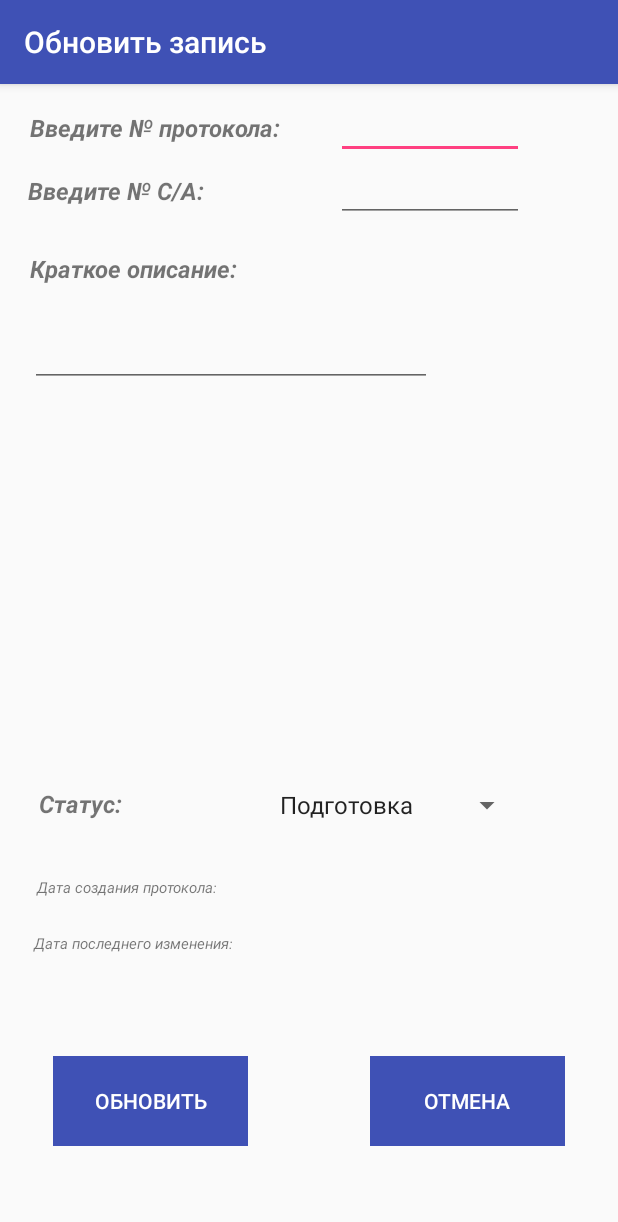
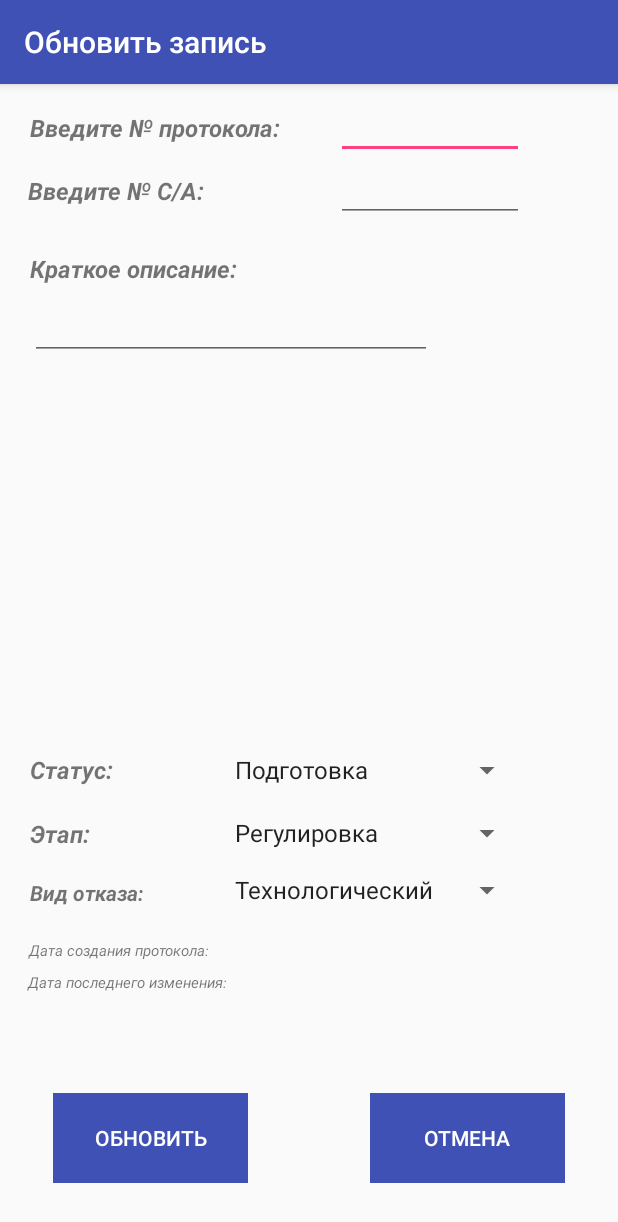
Before and after one commit to steeshock/OnadHelper, an Android app: the UpdateRecordActivity screen opened directly, with no data from a screen before it, on a phone screen of 412 x 824 dp. Shown: the top 1222 px of the screen. Run offline under Robolectric (Android 15) with nearby library versions, the light colour scheme and no system bars; our stand-ins replace Room's generated code; 9 statements that could not run were skipped.

Commit message:
Issue #6, оптимизация БД, добавление новых полей.

```diff
--- a/app/build.gradle
+++ b/app/build.gradle
@@ -15,6 +15,10 @@ android {
             minifyEnabled false
             proguardFiles getDefaultProguardFile('proguard-android.txt'), 'proguard-rules.pro'
         }
+    }
+
+    dataBinding {
+        enabled = true
     }
 
 }
--- a/app/src/main/java/ru/steeshock/protocols/data/model/RecordAdapter.java
+++ b/app/src/main/java/ru/steeshock/protocols/data/model/RecordAdapter.java
@@ -115,7 +115,7 @@ public class RecordAdapter extends RecyclerView.Adapter<RecordHolder>{
         if (UserSettings.HIDE_RECORDS_FLAG){
             for (Record rec:
                     mRecords) {
-                if(rec.getStatusStr().equals("Готов")||rec.getStatusStr().equals("Отмена")){
+                if(rec.getStatusNum() == 3||rec.getStatusNum() == 4){
                     mHideRecords.remove(rec);
                 }
             }
--- /dev/null
+++ b/app/src/main/java/ru/steeshock/protocols/data/model/RecordHelper.java
@@ -0,0 +1,6 @@
+package ru.steeshock.protocols.data.model;
+
+public class RecordHelper {
+
+    // перенести логику поддержки класса Record
+}
--- a/app/src/main/java/ru/steeshock/protocols/ui/Records/ExtraNewRecordActivity.java
+++ b/app/src/main/java/ru/steeshock/protocols/ui/Records/ExtraNewRecordActivity.java
@@ -103,7 +103,7 @@ public class ExtraNewRecordActivity extends AppCompatActivity {
         btnAdd.setOnClickListener(new View.OnClickListener() {
             @Override
             public void onClick(View view) {
-                Record record = new Record(mProtocolNumber.getText().toString(), mActNumber.getText().toString(), mDescription.getText().toString(), mStatus.getSelectedItem().toString(),  mStatus.getSelectedItemId(), mFirstDateLong, mLastDateLong, mAuthor.getSelectedItem().toString());
+                Record record = new Record(mProtocolNumber.getText().toString(), mActNumber.getText().toString(), mDescription.getText().toString(),  mStatus.getSelectedItemId(), mFirstDateLong, mLastDateLong, mAuthor.getSelectedItem().toString());
                 recordDao.insertRecord(record);
                 Intent startMainActivity = new Intent(ExtraNewRecordActivity.this, MainActivity.class);
                 startActivity (startMainActivity);
--- a/app/src/main/java/ru/steeshock/protocols/ui/Records/NewRecordActivity.java
+++ b/app/src/main/java/ru/steeshock/protocols/ui/Records/NewRecordActivity.java
@@ -53,7 +53,7 @@ public class NewRecordActivity extends AppCompatActivity {
         btnAdd.setOnClickListener(new View.OnClickListener() {
             @Override
             public void onClick(View view) {
-                Record record = new Record(mProtocolNumber.getText().toString(), mActNumber.getText().toString(), mDescription.getText().toString(), mStatus.getSelectedItem().toString(),  mStatus.getSelectedItemId(), System.currentTimeMillis(), UserSettings.USER_TOKEN);
+                Record record = new Record(mProtocolNumber.getText().toString(), mActNumber.getText().toString(), mDescription.getText().toString(), mStatus.getSelectedItemId(), System.currentTimeMillis(), UserSettings.USER_TOKEN);
                 recordDao.insertRecord(record);
                 Intent startMainActivity = new Intent(NewRecordActivity.this, MainActivity.class);
                 startActivity (startMainActivity);
--- a/app/src/main/java/ru/steeshock/protocols/ui/Records/UpdateRecordActivity.java
+++ b/app/src/main/java/ru/steeshock/protocols/ui/Records/UpdateRecordActivity.java
@@ -1,6 +1,5 @@
 package ru.steeshock.protocols.ui.Records;
 
-import android.content.Intent;
 import android.os.Bundle;
 import android.support.annotation.Nullable;
 import android.support.v7.app.AppCompatActivity;
@@ -15,7 +14,6 @@ import ru.steeshock.protocols.data.database.RecordDao;
 import ru.steeshock.protocols.data.model.Record;
 import ru.steeshock.protocols.data.model.RecordAdapter;
 import ru.steeshock.protocols.utils.DateUtils;
-import ru.steeshock.protocols.utils.UserSettings;
 
 
 public class UpdateRecordActivity extends AppCompatActivity {
@@ -24,7 +22,7 @@ public class UpdateRecordActivity extends AppCompatActivity {
     private TextView mActNumber;
     private TextView mDescription;
     private TextView mUsername;
-    private Spinner mStatus;
+    private Spinner mStatus, mStage, mFailureType;
     private Button btnUpd, btnCancel;
     private TextView mFirstDate, mLastDate;
 
@@ -48,7 +46,9 @@ public class UpdateRecordActivity extends AppCompatActivity {
         mProtocolNumber = findViewById(R.id.etProtocolNumber);
         mActNumber = findViewById(R.id.etActNumber);
         mDescription = findViewById(R.id.etDescription);
-        mStatus = findViewById(R.id.spinner);
+        mStatus = findViewById(R.id.spinnerStatus);
+        mStage = findViewById(R.id.spinnerStage);
+        mFailureType = findViewById(R.id.spinnerFailureType);
         mUsername = findViewById(R.id.tvUsername);
         btnUpd = findViewById(R.id.btn_add);
         btnCancel = findViewById(R.id.btn_cancel);
@@ -59,6 +59,8 @@ public class UpdateRecordActivity extends AppCompatActivity {
         mActNumber.setText(mRecord.getActNumber());
         mDescription.setText(mRecord.getDescription());
         mStatus.setSelection((int)mRecord.getStatusNum());
+        mStage.setSelection((int)mRecord.getStage());
+        mFailureType.setSelection((int)mRecord.getFailureType());
         mFirstDate.setText(DateUtils.format(mRecord.getFirstDate()));
         mLastDate.setText(DateUtils.format(mRecord.getLastDate()));
 
@@ -67,10 +69,10 @@ public class UpdateRecordActivity extends AppCompatActivity {
         btnUpd.setOnClickListener(new View.OnClickListener() {
             @Override
             public void onClick(View view) {
-                Record record = new Record(id, mProtocolNumber.getText().toString(), mActNumber.getText().toString(), mDescription.getText().toString(), mStatus.getSelectedItem().toString(),  mStatus.getSelectedItemId(), mRecord.getFirstDate(), System.currentTimeMillis(), UserSettings.USER_TOKEN);
+                Record record = new Record(id, mProtocolNumber.getText().toString(), mActNumber.getText().toString(), mDescription.getText().toString(),  mStatus.getSelectedItemId(), mStage.getSelectedItemId(), mFailureType.getSelectedItemId(), mRecord.getFirstDate(), mRecord.getLastDate(), mRecord.getUserToken());
                 mRecordDao.insertRecord(record);
-                Intent startMainActivity = new Intent(UpdateRecordActivity.this, MainActivity.class);
-                startActivity (startMainActivity);
+                //Intent startMainActivity = new Intent(UpdateRecordActivity.this, MainActivity.class);
+                //startActivity (startMainActivity);
                 finish();
             }
         });
@@ -78,8 +80,8 @@ public class UpdateRecordActivity extends AppCompatActivity {
         btnCancel.setOnClickListener(new View.OnClickListener() {
             @Override
             public void onClick(View view) {
-                Intent startMainActivity = new Intent(UpdateRecordActivity.this, MainActivity.class);
-                startActivity (startMainActivity);
+                //Intent startMainActivity = new Intent(UpdateRecordActivity.this, MainActivity.class);
+                //startActivity (startMainActivity);
                 finish();
             }
         });
--- a/app/src/main/res/layout/new_record_activity.xml
+++ b/app/src/main/res/layout/new_record_activity.xml
@@ -93,7 +93,7 @@
         android:layout_height="60dp"
         android:layout_alignParentBottom="true"
         android:layout_alignParentStart="true"
-        android:layout_marginBottom="60dp"
+        android:layout_marginBottom="35dp"
         android:layout_marginStart="35dp"
         android:background="@color/colorPrimary"
         android:text="@string/str_add"
--- a/app/src/main/res/layout/update_record_activity.xml
+++ b/app/src/main/res/layout/update_record_activity.xml
@@ -63,43 +63,91 @@
     <EditText
         android:id="@+id/etDescription"
         android:layout_width="268dp"
-        android:layout_height="68dp"
+        android:layout_height="50dp"
         android:layout_alignStart="@+id/tvProtocolNumber"
         android:layout_below="@+id/tvDescription"
         android:textSize="14sp" />
 
     <TextView
         android:id="@+id/tvStatus"
-        android:textAlignment="center"
         android:layout_width="70dp"
         android:layout_height="wrap_content"
         android:layout_alignStart="@+id/tvProtocolNumber"
         android:layout_alignParentBottom="true"
-        android:layout_marginStart="-1dp"
-        android:layout_marginBottom="277dp"
+        android:layout_marginStart="0dp"
+        android:layout_marginBottom="300dp"
         android:text="@string/str_status"
+        android:textAlignment="textStart"
         android:textSize="16sp"
         android:textStyle="italic|bold" />
 
     <Spinner
-        android:id="@+id/spinner"
-        android:layout_width="170dp"
+        android:id="@+id/spinnerStatus"
+        android:layout_width="200dp"
         android:layout_height="wrap_content"
         android:layout_alignTop="@+id/tvStatus"
-        android:layout_marginStart="42dp"
+        android:layout_alignBottom="@+id/tvStatus"
+        android:layout_marginStart="12dp"
         android:layout_marginTop="0dp"
         android:layout_toEndOf="@+id/tvActNumber"
         android:entries="@array/status_array" />
+
+    <TextView
+        android:id="@+id/tvStage"
+        android:layout_width="70dp"
+        android:layout_height="wrap_content"
+        android:layout_alignStart="@+id/tvProtocolNumber"
+        android:layout_alignParentBottom="true"
+        android:layout_marginBottom="257dp"
+        android:text="@string/str_stage"
+        android:textAlignment="textStart"
+        android:textSize="16sp"
+        android:textStyle="italic|bold" />
+
+    <Spinner
+        android:id="@+id/spinnerStage"
+        android:layout_width="200dp"
+        android:layout_height="wrap_content"
+        android:layout_alignTop="@+id/tvStatus"
+        android:layout_alignBottom="@+id/tvStage"
+        android:layout_marginStart="12dp"
+        android:layout_marginTop="42dp"
+        android:layout_toEndOf="@+id/tvActNumber"
+        android:entries="@array/stages_array" />
+
+    <TextView
+        android:id="@+id/tvFailureType"
+        android:layout_width="80dp"
+        android:layout_height="wrap_content"
+        android:layout_alignStart="@+id/tvProtocolNumber"
+        android:layout_alignParentBottom="true"
+        android:layout_marginStart="0dp"
+        android:layout_marginBottom="219dp"
+        android:text="@string/str_failure_type"
+        android:textAlignment="textStart"
+        android:textSize="14sp"
+        android:textStyle="italic|bold" />
+
+    <Spinner
+        android:id="@+id/spinnerFailureType"
+        android:layout_width="200dp"
+        android:layout_height="wrap_content"
+        android:layout_alignTop="@+id/tvStatus"
+        android:layout_alignBottom="@+id/tvFailureType"
+        android:layout_marginStart="12dp"
+        android:layout_marginTop="79dp"
+        android:layout_toEndOf="@+id/tvActNumber"
+        android:entries="@array/failure_type_array" />
 
     <Button
         android:id="@+id/btn_add"
         style="@style/Widget.AppCompat.Button.Borderless"
         android:layout_width="130dp"
         android:layout_height="60dp"
+        android:layout_alignParentStart="true"
         android:layout_alignParentBottom="true"
-        android:layout_alignParentStart="true"
-        android:layout_marginBottom="60dp"
         android:layout_marginStart="35dp"
+        android:layout_marginBottom="35dp"
         android:background="@color/colorPrimary"
         android:text="@string/str_upd"
         android:textColor="@android:color/white" />
@@ -118,26 +166,27 @@
 
     <TextView
         android:id="@+id/lblFirstDate"
-        android:textAlignment="center"
         android:layout_width="130dp"
         android:layout_height="wrap_content"
         android:layout_alignStart="@+id/tvUsername"
         android:layout_alignParentBottom="true"
-        android:layout_marginBottom="225dp"
+        android:layout_marginStart="-5dp"
+        android:layout_marginBottom="183dp"
         android:text="@string/first_date"
-        android:textStyle="italic"
-        android:textSize="10sp"/>
+        android:textAlignment="center"
+        android:textSize="10sp"
+        android:textStyle="italic" />
 
     <TextView
         android:id="@+id/lblLastDate"
-        android:textAlignment="center"
         android:layout_width="140dp"
         android:layout_height="wrap_content"
         android:layout_alignStart="@+id/tvUsername"
         android:layout_alignParentBottom="true"
-        android:layout_marginStart="-1dp"
-        android:layout_marginBottom="188dp"
+        android:layout_marginStart="-5dp"
+        android:layout_marginBottom="162dp"
         android:text="@string/last_date"
+        android:textAlignment="center"
         android:textSize="10sp"
         android:textStyle="italic" />
 
@@ -145,9 +194,10 @@
         android:id="@+id/tvUsername"
         android:layout_width="match_parent"
         android:layout_height="wrap_content"
-        android:layout_alignTop="@+id/btn_add"
+        android:layout_alignTop="@+id/tvFirstDate"
         android:layout_marginStart="20dp"
-        android:layout_marginTop="-49dp"
+        android:layout_marginTop="50dp"
+        android:textAlignment="textStart"
         android:textSize="12sp"
         android:textStyle="italic|bold" />
 
--- a/app/src/main/res/values/strings.xml
+++ b/app/src/main/res/values/strings.xml
@@ -43,6 +43,9 @@
     <string name="nav_stats">Статистика</string>
     <string name="nav_exit">Выход</string>
     <string name="nav_main">Главная</string>
+    <string name="stats_title">Статистика</string>
+    <string name="str_stage">Этап: </string>
+    <string name="str_failure_type">Вид отказа:</string>
 
     <string-array name="status_array">
         <item>Подготовка</item>
@@ -50,6 +53,34 @@
         <item>Заказчик</item>
         <item>Готов</item>
         <item>Отмена</item>
+    </string-array>
+
+    <string-array name="stages_array">
+        <item>Регулировка</item>
+        <item>Испытания</item>
+        <item>ШМР</item>
+        <item>Эксплуатация</item>
+        <item>Сервисное обслуживание</item>
+        <item>Сборка</item>
+        <item>Вх. контроль</item>
+        <item>Прогон</item>
+        <item>Техтряска</item>
+    </string-array>
+
+    <string-array name="failure_type_array">
+        <item>Технологический</item>
+        <item>Конструктивный</item>
+        <item>Эксплуатационный</item>
+        <item>ПКИ</item>
+        <item>Производственный</item>
+        <item>Неподтвердившийся</item>
+        <item>Технологический, Конструктивный</item>
+        <item>Технологический, Производственный</item>
+        <item>Производственный, Производственный</item>
+        <item>Технологический, Конструктивный, Производственный</item>
+        <item>ПКИ, Конструктивный</item>
+        <item>ПКИ, Производственный</item>
+        <item>ПКИ, Эксплуатационный</item>
     </string-array>
 
     <string-array name="author_array">
```
Also changed, not shown: app/src/main/AndroidManifest.xml (+12 -3 lines), app/src/main/java/ru/steeshock/protocols/data/database/DBHelper.java (+2 -5 lines), app/src/main/java/ru/steeshock/protocols/data/model/Record.java (+35 -17 lines), app/src/main/java/ru/steeshock/protocols/data/model/RecordHolder.java (+6 -10 lines), app/src/main/java/ru/steeshock/protocols/ui/Charts/PieChartActivity.java (added, +124 -0 lines), app/src/main/java/ru/steeshock/protocols/ui/Records/MainActivity.java (+26 -13 lines), app/src/main/res/layout/bar_chart.xml (added, +12 -0 lines).
